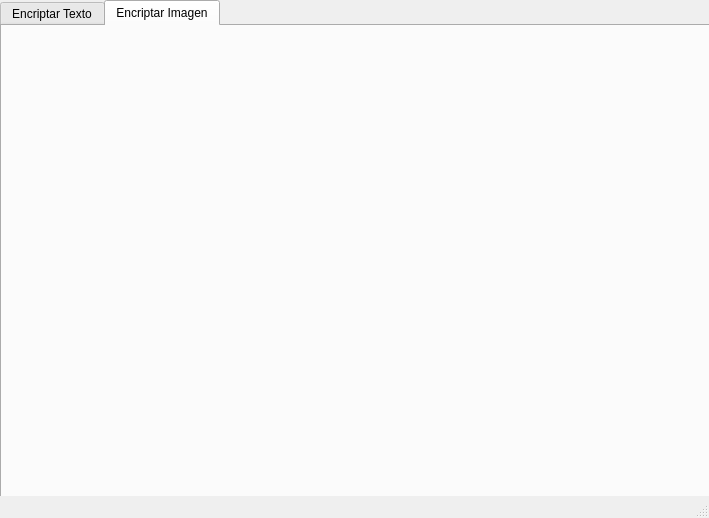
This is views/FrmEncriptar.ui in LuisAbdielRivera/encriptarQT as Qt 5 draws it before an edit. The edited form follows.
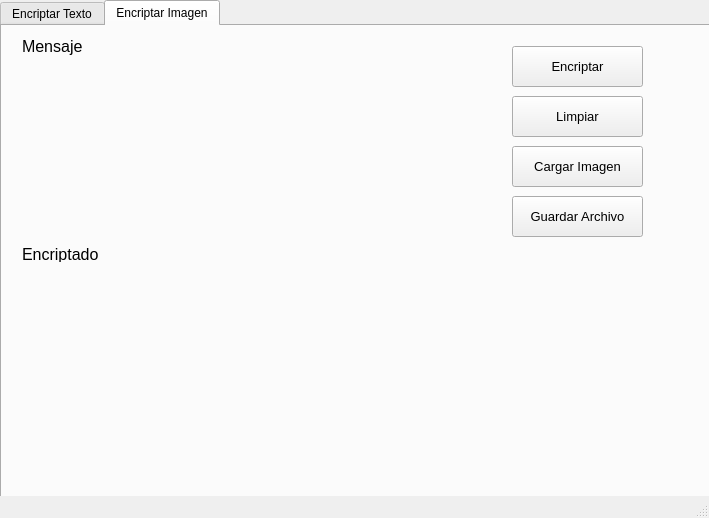
This is the edited form. The open tabs and pages were chosen to show the change. Icons and pictures are not drawn.

What changed in the file:
```diff
--- a/views/FrmEncriptar.ui
+++ b/views/FrmEncriptar.ui
@@ -195,6 +195,177 @@
      <attribute name="title">
       <string>Encriptar Imagen</string>
      </attribute>
+     <widget class="QLabel" name="lblImagenEncriptada">
+      <property name="geometry">
+       <rect>
+        <x>10</x>
+        <y>250</y>
+        <width>471</width>
+        <height>171</height>
+       </rect>
+      </property>
+      <property name="font">
+       <font>
+        <pointsize>12</pointsize>
+       </font>
+      </property>
+      <property name="text">
+       <string/>
+      </property>
+     </widget>
+     <widget class="QLabel" name="label_3">
+      <property name="geometry">
+       <rect>
+        <x>20</x>
+        <y>220</y>
+        <width>81</width>
+        <height>16</height>
+       </rect>
+      </property>
+      <property name="font">
+       <font>
+        <family>Arial</family>
+        <pointsize>12</pointsize>
+       </font>
+      </property>
+      <property name="text">
+       <string>Encriptado</string>
+      </property>
+     </widget>
+     <widget class="QPushButton" name="btnEncriptarImagen">
+      <property name="geometry">
+       <rect>
+        <x>510</x>
+        <y>20</y>
+        <width>131</width>
+        <height>41</height>
+       </rect>
+      </property>
+      <property name="font">
+       <font>
+        <family>Arial</family>
+        <pointsize>10</pointsize>
+        <weight>50</weight>
+        <bold>false</bold>
+       </font>
+      </property>
+      <property name="text">
+       <string>Encriptar</string>
+      </property>
+      <property name="icon">
+       <iconset>
+        <normaloff>../Imagenes/encriptado.png</normaloff>../Imagenes/encriptado.png</iconset>
+      </property>
+     </widget>
+     <widget class="QPushButton" name="btnGuardarArchivoImg">
+      <property name="geometry">
+       <rect>
+        <x>510</x>
+        <y>170</y>
+        <width>131</width>
+        <height>41</height>
+       </rect>
+      </property>
+      <property name="font">
+       <font>
+        <family>Arial</family>
+        <pointsize>10</pointsize>
+       </font>
+      </property>
+      <property name="text">
+       <string>Guardar Archivo</string>
+      </property>
+      <property name="icon">
+       <iconset>
+        <normaloff>../Imagenes/guardar-archivo.png</normaloff>../Imagenes/guardar-archivo.png</iconset>
+      </property>
+     </widget>
+     <widget class="QPushButton" name="btnLimpiarImg">
+      <property name="geometry">
+       <rect>
+        <x>510</x>
+        <y>70</y>
+        <width>131</width>
+        <height>41</height>
+       </rect>
+      </property>
+      <property name="font">
+       <font>
+        <family>Arial</family>
+        <pointsize>10</pointsize>
+       </font>
+      </property>
+      <property name="text">
+       <string>Limpiar</string>
+      </property>
+      <property name="icon">
+       <iconset>
+        <normaloff>../Imagenes/limpiar.png</normaloff>../Imagenes/limpiar.png</iconset>
+      </property>
+     </widget>
+     <widget class="QPushButton" name="btnCargarImagen">
+      <property name="geometry">
+       <rect>
+        <x>510</x>
+        <y>120</y>
+        <width>131</width>
+        <height>41</height>
+       </rect>
+      </property>
+      <property name="font">
+       <font>
+        <family>Arial</family>
+        <pointsize>10</pointsize>
+       </font>
+      </property>
+      <property name="text">
+       <string>Cargar Imagen</string>
+      </property>
+      <property name="icon">
+       <iconset>
+        <normaloff>../Imagenes/cargando.png</normaloff>../Imagenes/cargando.png</iconset>
+      </property>
+     </widget>
+     <widget class="QLabel" name="label_4">
+      <property name="geometry">
+       <rect>
+        <x>20</x>
+        <y>10</y>
+        <width>61</width>
+        <height>21</height>
+       </rect>
+      </property>
+      <property name="font">
+       <font>
+        <family>Arial</family>
+        <pointsize>12</pointsize>
+       </font>
+      </property>
+      <property name="text">
+       <string>Mensaje</string>
+      </property>
+     </widget>
+     <widget class="QLabel" name="lblMensajeImagen">
+      <property name="geometry">
+       <rect>
+        <x>20</x>
+        <y>40</y>
+        <width>221</width>
+        <height>171</height>
+       </rect>
+      </property>
+      <property name="font">
+       <font>
+        <pointsize>12</pointsize>
+       </font>
+      </property>
+      <property name="text">
+       <string/>
+      </property>
+      <property name="scaledContents">
+       <bool>true</bool>
+      </property>
+     </widget>
     </widget>
    </widget>
   </widget>
```
Left out of the diff: 2 changed lines with no effect on the pictures.
